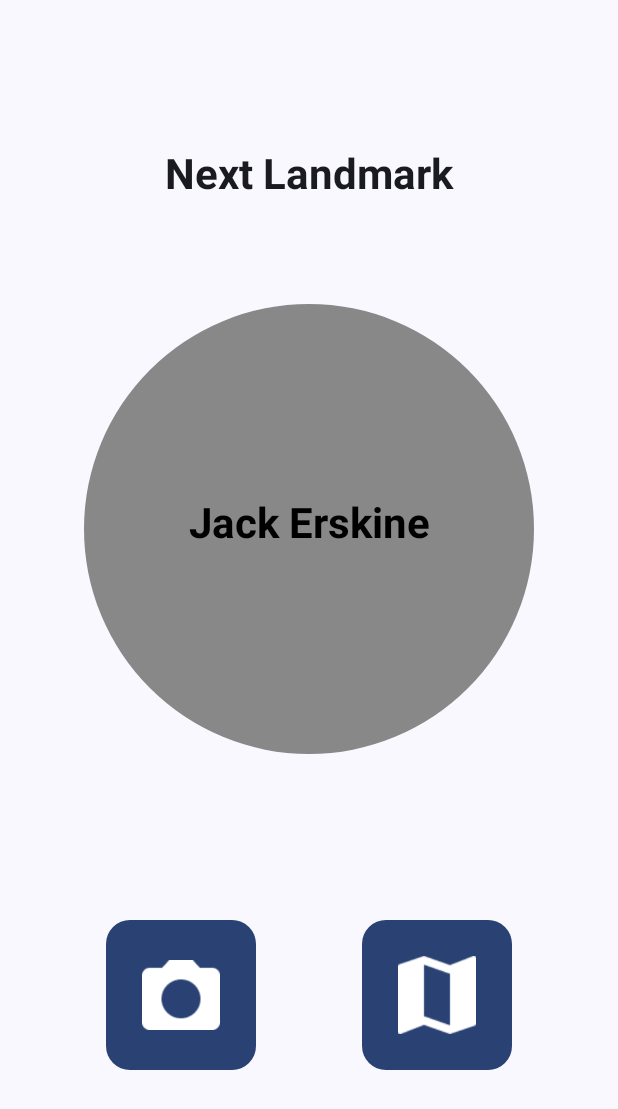
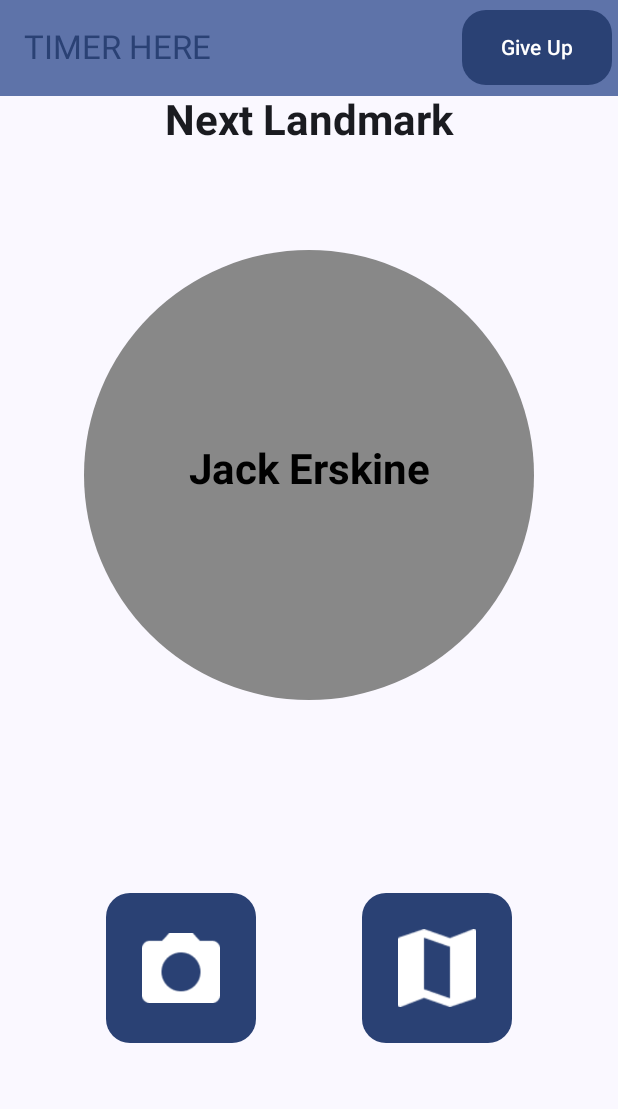
Before and after one commit to priscilla-if/UCanScan, an Android app built with Jetpack Compose: the RaceScreen screen opened through its navigation route, on a phone screen of 412 x 824 dp. Shown: the top 1109 px of the screen. Run offline under Robolectric (Android 15) with nearby library versions, the phone set to English and light mode, and no system bars.

Commit message:
added basic top app bar with button to give up, need to add give up confirmation modal and timer

```diff
--- a/app/src/main/java/nz/ac/uclive/dsi61/ucanscan/screens/Race.kt
+++ b/app/src/main/java/nz/ac/uclive/dsi61/ucanscan/screens/Race.kt
@@ -21,13 +21,21 @@ import androidx.compose.foundation.background
 import androidx.compose.foundation.layout.Box
 import androidx.compose.foundation.layout.padding
 import androidx.compose.foundation.shape.CircleShape
+import androidx.compose.material.icons.Icons
+import androidx.compose.material.icons.filled.ArrowBack
+import androidx.compose.material.icons.filled.Menu
+import androidx.compose.material3.IconButton
+import androidx.compose.material3.MediumTopAppBar
 import androidx.compose.material3.Text
+import androidx.compose.material3.TopAppBar
+import androidx.compose.material3.TopAppBarDefaults
 import androidx.compose.ui.graphics.Color
 import androidx.compose.ui.res.painterResource
 import androidx.compose.ui.res.stringResource
 import androidx.compose.ui.text.TextStyle
 import androidx.compose.ui.text.font.FontWeight
 import androidx.compose.ui.text.style.TextAlign
+import androidx.compose.ui.text.style.TextOverflow
 import androidx.compose.ui.unit.dp
 import androidx.compose.ui.unit.sp
 
@@ -41,16 +49,48 @@ import nz.ac.uclive.dsi61.ucanscan.navigation.Screens
 fun RaceScreen(context: Context,
                navController: NavController) {
     // A surface container using the 'background' color from the theme
+
+
     Surface(
         modifier = Modifier.fillMaxSize(),
         color = MaterialTheme.colorScheme.background
     ) {
 
+
+
+
      Column(
-         modifier = Modifier.fillMaxSize().padding(top = 100.dp),
+         //modifier = Modifier.fillMaxSize().padding(top = 0.dp),
          verticalArrangement = Arrangement.Center,
          horizontalAlignment = Alignment.CenterHorizontally
      ) {
+
+         TopAppBar(
+             colors = TopAppBarDefaults.smallTopAppBarColors(
+                 containerColor = MaterialTheme.colorScheme.primaryContainer,
+                 titleContentColor = MaterialTheme.colorScheme.primary,
+             ),
+             title = {
+                 Text("TIMER HERE")
+             },
+             actions = {
+
+                 Button(
+                     modifier = Modifier
+                         .size(width = 100.dp, height = 50.dp),
+                     shape = RoundedCornerShape(16.dp),
+                     onClick = {
+                         //TODO
+                     },
+                 ) {
+                     Text(text = "Give Up")
+                 }
+
+
+             },
+         )
+
+
 
          Text( modifier = Modifier.padding(bottom = 70.dp) ,
              text = stringResource(id = R.string.next_landmark),
```
